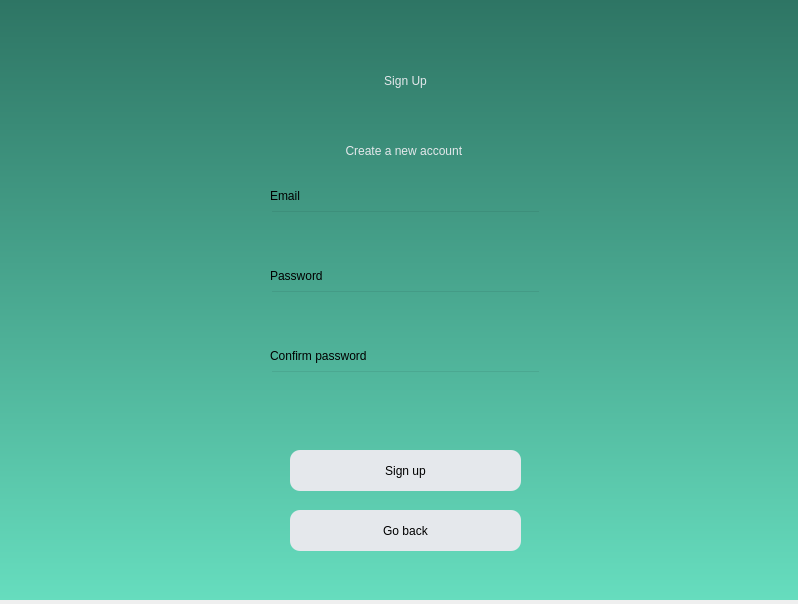
Old version of the form signup.ui in the repository Maximusrain/se_project_23-24.
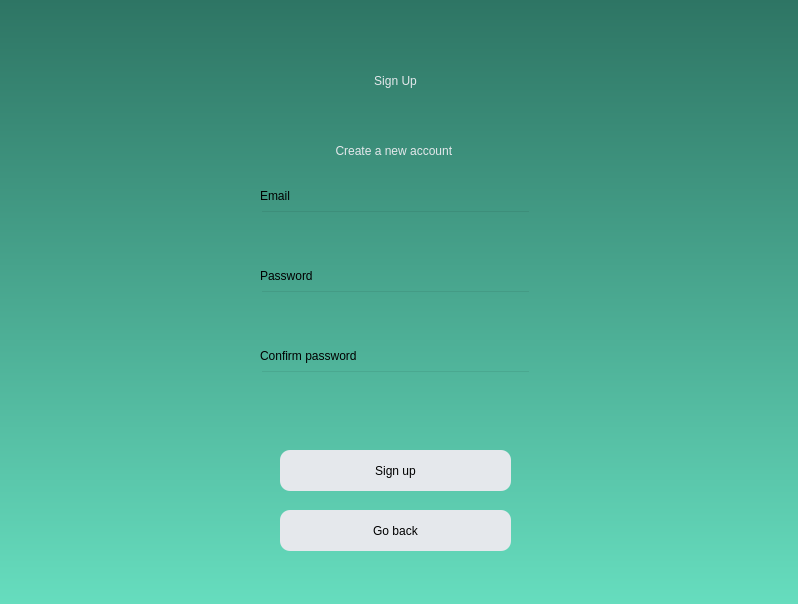
New version of the form.

```diff
--- a/signup.ui
+++ b/signup.ui
@@ -13,44 +13,68 @@
   <property name="windowTitle">
    <string>Dialog</string>
   </property>
-  <widget class="QWidget" name="WelcomeWidget" native="true">
-   <property name="geometry">
-    <rect>
-     <x>0</x>
-     <y>0</y>
-     <width>800</width>
-     <height>600</height>
-    </rect>
-   </property>
    <property name="styleSheet">
-    <string notr="true">QWidget#WelcomeWidget{
+   <string notr="true">QDialog{
 background-color: qlineargradient(spread:pad, x1:0, y1:0, x2:0, y2:1, stop:0 rgba(46, 117, 100, 255), stop:1 rgba(102, 221, 190, 255))}</string>
    </property>
-   <widget class="QLabel" name="label">
+  <widget class="QPushButton" name="create_btn">
     <property name="geometry">
      <rect>
-      <x>300</x>
-      <y>30</y>
-      <width>211</width>
-      <height>101</height>
+     <x>280</x>
+     <y>450</y>
+     <width>231</width>
+     <height>41</height>
      </rect>
     </property>
     <property name="styleSheet">
-     <string notr="true">font: 36pt &quot;Century Gothic&quot;;
-color: rgb(229, 232, 236);
+    <string notr="true">border-radius:10px;
+background-color: rgb(229, 232, 236);
+
+font: 14pt &quot;Century Gothic&quot;;
 </string>
     </property>
     <property name="text">
-     <string>Sign Up</string>
-    </property>
-    <property name="alignment">
-     <set>Qt::AlignCenter</set>
+    <string>Sign up</string>
+   </property>
+  </widget>
+  <widget class="QPushButton" name="goback_btn">
+   <property name="geometry">
+    <rect>
+     <x>280</x>
+     <y>510</y>
+     <width>231</width>
+     <height>41</height>
+    </rect>
+   </property>
+   <property name="styleSheet">
+    <string notr="true">border-radius:10px;
+background-color: rgb(229, 232, 236);
+
+font: 14pt &quot;Century Gothic&quot;;
+</string>
+   </property>
+   <property name="text">
+    <string>Go back</string>
+   </property>
+  </widget>
+  <widget class="QLineEdit" name="Email_line">
+   <property name="geometry">
+    <rect>
+     <x>260</x>
+     <y>210</y>
+     <width>271</width>
+     <height>41</height>
+    </rect>
+   </property>
+   <property name="styleSheet">
+    <string notr="true">background-color:rgba(0,0,0,0);
+font: 12pt &quot;MS Shell Dlg 2&quot;;</string>
     </property>
    </widget>
    <widget class="QLabel" name="label_2">
     <property name="geometry">
      <rect>
-      <x>280</x>
+     <x>270</x>
       <y>130</y>
       <width>251</width>
       <height>41</height>
@@ -67,104 +91,10 @@
      <set>Qt::AlignCenter</set>
     </property>
    </widget>
-   <widget class="QPushButton" name="create_btn">
-    <property name="geometry">
-     <rect>
-      <x>290</x>
-      <y>450</y>
-      <width>231</width>
-      <height>41</height>
-     </rect>
-    </property>
-    <property name="styleSheet">
-     <string notr="true">border-radius:10px;
-background-color: rgb(229, 232, 236);
-
-font: 14pt &quot;Century Gothic&quot;;
-</string>
-    </property>
-    <property name="text">
-     <string>Sign up</string>
-    </property>
-   </widget>
-   <widget class="QLineEdit" name="Email_line">
-    <property name="geometry">
-     <rect>
-      <x>270</x>
-      <y>210</y>
-      <width>271</width>
-      <height>41</height>
-     </rect>
-    </property>
-    <property name="styleSheet">
-     <string notr="true">background-color:rgba(0,0,0,0);
-font: 12pt &quot;MS Shell Dlg 2&quot;;</string>
-    </property>
-   </widget>
-   <widget class="QLineEdit" name="Password_line">
-    <property name="geometry">
-     <rect>
-      <x>270</x>
-      <y>290</y>
-      <width>271</width>
-      <height>41</height>
-     </rect>
-    </property>
-    <property name="styleSheet">
-     <string notr="true">background-color:rgba(0,0,0,0);
-font: 12pt &quot;MS Shell Dlg 2&quot;;</string>
-    </property>
-   </widget>
-   <widget class="QLineEdit" name="Password_confirm">
-    <property name="geometry">
-     <rect>
-      <x>270</x>
-      <y>370</y>
-      <width>271</width>
-      <height>41</height>
-     </rect>
-    </property>
-    <property name="styleSheet">
-     <string notr="true">background-color:rgba(0,0,0,0);
-font: 12pt &quot;MS Shell Dlg 2&quot;;</string>
-    </property>
-   </widget>
-   <widget class="QLabel" name="label_3">
-    <property name="geometry">
-     <rect>
-      <x>270</x>
-      <y>180</y>
-      <width>71</width>
-      <height>31</height>
-     </rect>
-    </property>
-    <property name="styleSheet">
-     <string notr="true">font: 11pt &quot;Century Gothic&quot;;</string>
-    </property>
-    <property name="text">
-     <string>Email</string>
-    </property>
-   </widget>
-   <widget class="QLabel" name="label_4">
-    <property name="geometry">
-     <rect>
-      <x>270</x>
-      <y>260</y>
-      <width>111</width>
-      <height>31</height>
-     </rect>
-    </property>
-    <property name="styleSheet">
-     <string notr="true">font: 11pt &quot;Century Gothic&quot;;</string>
-    </property>
-    <property name="text">
-     <string>Password</string>
-    </property>
-   </widget>
    <widget class="QLabel" name="label_5">
     <property name="geometry">
      <rect>
-      <x>270</x>
+     <x>260</x>
       <y>340</y>
       <width>151</width>
       <height>31</height>
@@ -180,7 +110,7 @@
    <widget class="QLabel" name="label_invalid_line">
     <property name="geometry">
      <rect>
-      <x>290</x>
+     <x>280</x>
       <y>420</y>
       <width>231</width>
       <height>21</height>
@@ -196,26 +126,86 @@
      <set>Qt::AlignCenter</set>
     </property>
    </widget>
-   <widget class="QPushButton" name="goback_btn">
+  <widget class="QLabel" name="label">
     <property name="geometry">
      <rect>
       <x>290</x>
-      <y>510</y>
-      <width>231</width>
-      <height>41</height>
+     <y>30</y>
+     <width>211</width>
+     <height>101</height>
      </rect>
     </property>
     <property name="styleSheet">
-     <string notr="true">border-radius:10px;
-background-color: rgb(229, 232, 236);
-
-font: 14pt &quot;Century Gothic&quot;;
+    <string notr="true">font: 36pt &quot;Century Gothic&quot;;
+color: rgb(229, 232, 236);
 </string>
     </property>
     <property name="text">
-     <string>Go back</string>
-    </property>
-   </widget>
+    <string>Sign Up</string>
+   </property>
+   <property name="alignment">
+    <set>Qt::AlignCenter</set>
+   </property>
+  </widget>
+  <widget class="QLineEdit" name="Password_line">
+   <property name="geometry">
+    <rect>
+     <x>260</x>
+     <y>290</y>
+     <width>271</width>
+     <height>41</height>
+    </rect>
+   </property>
+   <property name="styleSheet">
+    <string notr="true">background-color:rgba(0,0,0,0);
+font: 12pt &quot;MS Shell Dlg 2&quot;;</string>
+   </property>
+  </widget>
+  <widget class="QLabel" name="label_4">
+   <property name="geometry">
+    <rect>
+     <x>260</x>
+     <y>260</y>
+     <width>111</width>
+     <height>31</height>
+    </rect>
+   </property>
+   <property name="styleSheet">
+    <string notr="true">font: 11pt &quot;Century Gothic&quot;;</string>
+   </property>
+   <property name="text">
+    <string>Password</string>
+   </property>
+  </widget>
+  <widget class="QLabel" name="label_3">
+   <property name="geometry">
+    <rect>
+     <x>260</x>
+     <y>180</y>
+     <width>71</width>
+     <height>31</height>
+    </rect>
+   </property>
+   <property name="styleSheet">
+    <string notr="true">font: 11pt &quot;Century Gothic&quot;;</string>
+   </property>
+   <property name="text">
+    <string>Email</string>
+   </property>
+  </widget>
+  <widget class="QLineEdit" name="Password_confirm">
+   <property name="geometry">
+    <rect>
+     <x>260</x>
+     <y>370</y>
+     <width>271</width>
+     <height>41</height>
+    </rect>
+   </property>
+   <property name="styleSheet">
+    <string notr="true">background-color:rgba(0,0,0,0);
+font: 12pt &quot;MS Shell Dlg 2&quot;;</string>
+   </property>
   </widget>
  </widget>
  <resources/>
```
Lines whose indentation alone changed are shown as unchanged.
